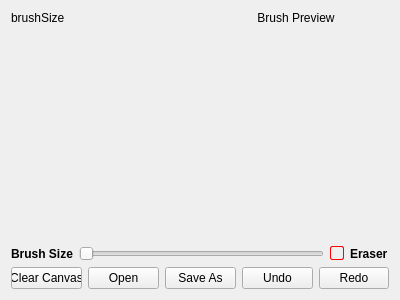
Old version of the form IniNamaAplikasiNotepad/Ini_Nama_Aplikasi_Notepad/canvas.ui in the repository fernandezlee942-sys/Ini-Nama-Aplikasi-Notepad.
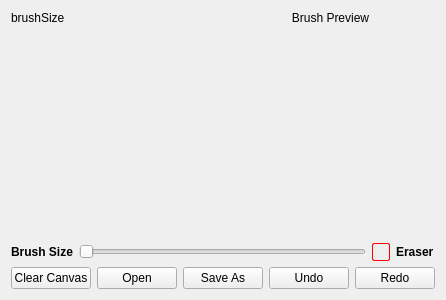
New version of the form.

```diff
--- a/IniNamaAplikasiNotepad/Ini_Nama_Aplikasi_Notepad/canvas.ui
+++ b/IniNamaAplikasiNotepad/Ini_Nama_Aplikasi_Notepad/canvas.ui
@@ -6,7 +6,7 @@
    <rect>
     <x>0</x>
     <y>0</y>
-    <width>400</width>
+    <width>446</width>
     <height>300</height>
    </rect>
   </property>
@@ -62,11 +62,12 @@
    <item>
     <widget class="QWidget" name="drawingArea" native="true">
      <property name="sizePolicy">
-      <sizepolicy hsizetype="Preferred" vsizetype="Expanding">
+      <sizepolicy hsizetype="Expanding" vsizetype="Expanding">
        <horstretch>0</horstretch>
        <verstretch>0</verstretch>
       </sizepolicy>
      </property>
+     <layout class="QVBoxLayout" name="verticalLayout_2"/>
     </widget>
    </item>
    <item>
@@ -114,8 +115,18 @@
        </property>
        <property name="styleSheet">
         <string notr="true">QCheckBox::indicator {
+    width: 16px;
+    height: 16px;
     border: 1px solid red;
     border-radius: 2px;
+    background-color: transparent;
+    color: red; /* Warna centang akan mengikuti warna teks ini */
+}
+
+QCheckBox::indicator:checked {
+    /* Menggunakan unicode centang */
+    image: none;
+    background-color: transparent;
 }</string>
        </property>
        <property name="text">
```
